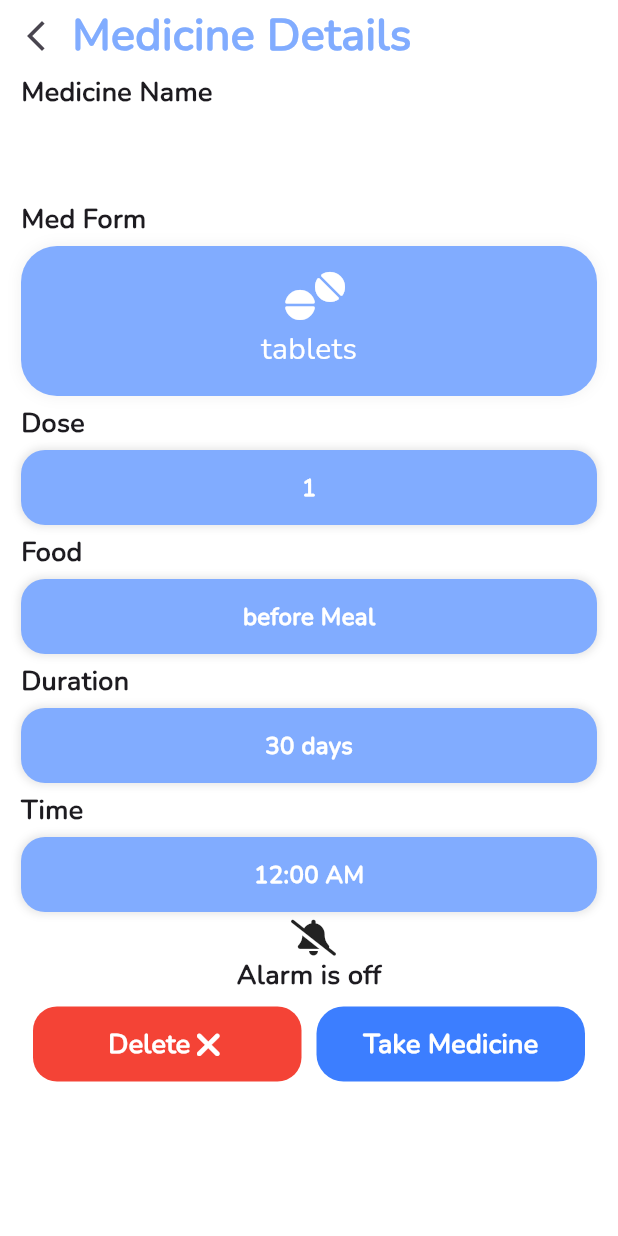
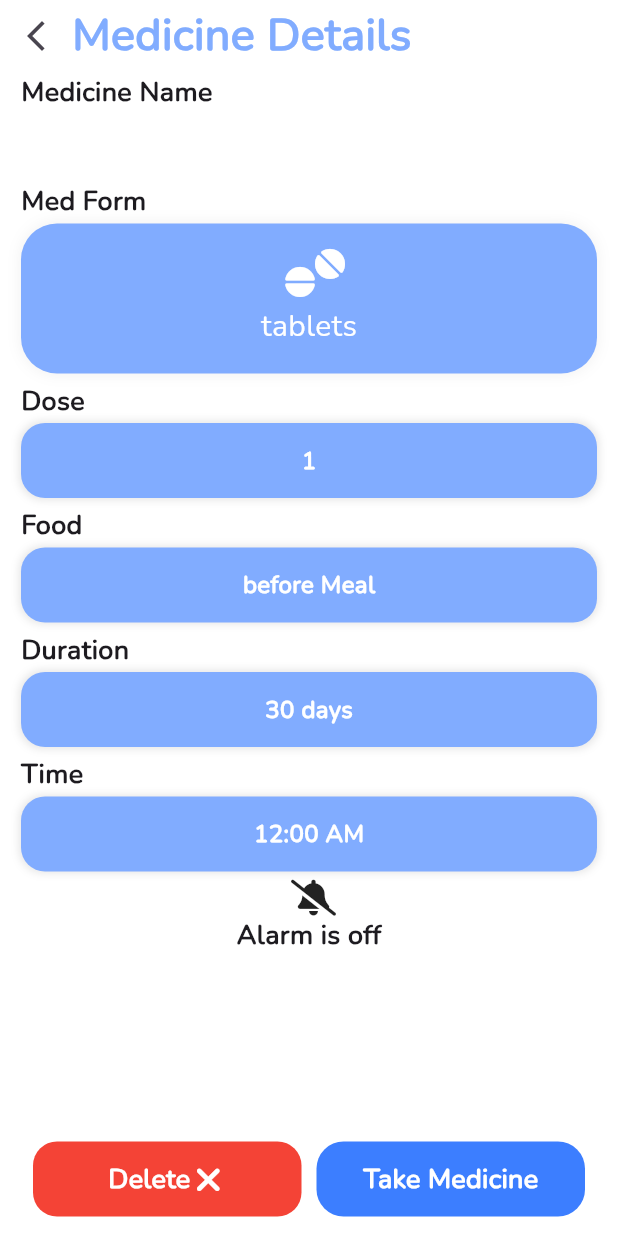
Before and after one commit to Mina176/Pill-Reminder, a Flutter app: the DetalisView screen opened directly with empty values, on a phone screen of 412 x 824 dp. Run offline on Flutter 3.47's test engine with Material 3 defaults, Android fonts, the phone set to English and light mode, and no system bars; drawn by our look-alikes of auto_size_text; our stand-ins replace flutter_slidable, font_awesome_flutter, hive_flutter; accounts and stored records are empty.

Commit message:
refactor homeViewBody

```diff
--- a/lib/utils.dart
+++ b/lib/utils.dart
@@ -145,6 +145,11 @@ deleteMed(DoseModel dose) {
   box.delete(dose.key);
 }
 
+String formatDate(DateTime date) {
+    return DateFormat('MMM d, yyyy').format(date);
+  }
+
+
 String formatSelectedDate(DateTime? date) {
   if (date == null) {
     return DateFormat('MMM d, y').format(DateTime.now());
--- a/lib/views/detailsView/widgets/custom_details_section.dart
+++ b/lib/views/detailsView/widgets/custom_details_section.dart
@@ -24,7 +24,7 @@ class CustomDetailsSection extends StatelessWidget {
       children: [
         Text(title, style: kSubTitleStyle),
         SizedBox(
-          height: 5,
+          height: 2,
         ),
         widget ??
             CustomDetailsCard(
--- a/lib/views/detailsView/widgets/custom_med_name.dart
+++ b/lib/views/detailsView/widgets/custom_med_name.dart
@@ -18,7 +18,7 @@ class CustomMedName extends StatelessWidget {
       overflow: TextOverflow.ellipsis,
       style: TextStyle(
         color: Colors.black,
-        fontSize: 34,
+        fontSize: 28,
         fontWeight: FontWeight.w900,
       ),
     );
--- a/lib/views/detailsView/widgets/details_view_body.dart
+++ b/lib/views/detailsView/widgets/details_view_body.dart
@@ -18,6 +18,7 @@ class DetailsViewBody extends StatelessWidget {
         crossAxisAlignment: CrossAxisAlignment.start,
         children: [
           MedDetails(dose: dose),
+          Spacer(),
           DetailsButtons(dose: dose),
           kBottomSpace
         ],
```
Also changed, not shown: lib/views/homeView/widgets/custom_date_picker.dart (+8 -27 lines), lib/views/homeView/widgets/home_view_body.dart (+16 -24 lines), lib/views/homeView/widgets/no_doses.dart (added, +29 -0 lines), lib/main.dart (line endings or trailing spaces).
